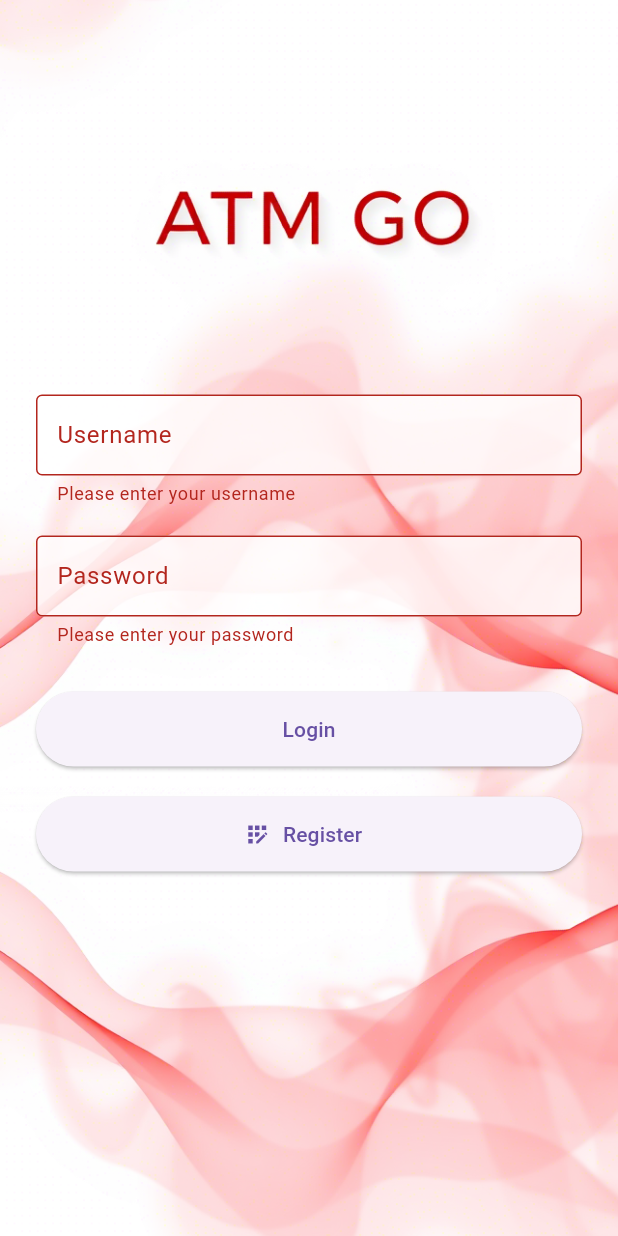
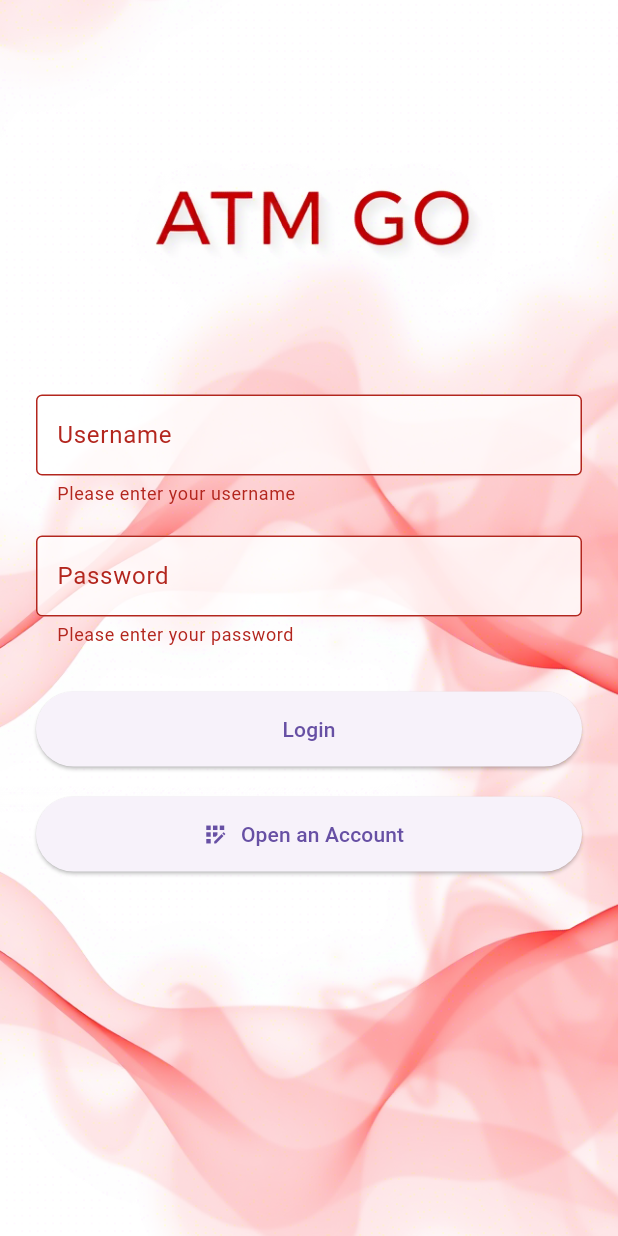
Before and after one commit to Mangulabnan-Bernard/ATMGo, a Flutter app: the screen it shows after launch, after a tap on "Login", on a phone screen of 412 x 824 dp. Run offline on Flutter 3.47's test engine with Material 3 defaults, Android fonts, the phone set to English and light mode, and no system bars; our stand-ins replace local_auth; project files that could hold a hidden picture were left out.

Commit message:
version 4

```diff
--- a/lib/screens/login_screen.dart
+++ b/lib/screens/login_screen.dart
@@ -76,7 +76,7 @@ class _LoginScreenState extends State<LoginScreen> {
         print('User ID received: $_userId'); // Debug print
         await _authenticate(); // Trigger PIN or Fingerprint authentication
       } else {
-        _showSnackBar('Invalid credentials');
+        _showSnackBar('Wrong user or password');
       }
     } catch (e) {
       _showSnackBar('Error: $e');
@@ -97,7 +97,7 @@ class _LoginScreenState extends State<LoginScreen> {
   @override
   Widget build(BuildContext context) {
     return Scaffold(
-      resizeToAvoidBottomInset: false,
+      resizeToAvoidBottomInset: true,
       body: Stack(
         children: [
           Positioned.fill(
@@ -170,7 +170,7 @@ class _LoginScreenState extends State<LoginScreen> {
                         Navigator.pushNamed(context, '/register');
                       },
                       icon: Icon(Icons.app_registration),
-                      label: Text('Register'),
+                      label: Text('Open an Account'),
                     ),
                   ),
                 ],
--- a/pubspec.yaml
+++ b/pubspec.yaml
@@ -17,7 +17,7 @@ publish_to: 'none' # Remove this line if you wish to publish to pub.dev
 # https://developer.apple.com/library/archive/documentation/General/Reference/InfoPlistKeyReference/Articles/CoreFoundationKeys.html
 # In Windows, build-name is used as the major, minor, and patch parts
 # of the product and file versions while build-number is used as the build suffix.
-version: 1.0.0+3
+version: 1.0.0+4
 
 environment:
   sdk: ^3.7.2
```
Also changed, not shown: 5 other files.
